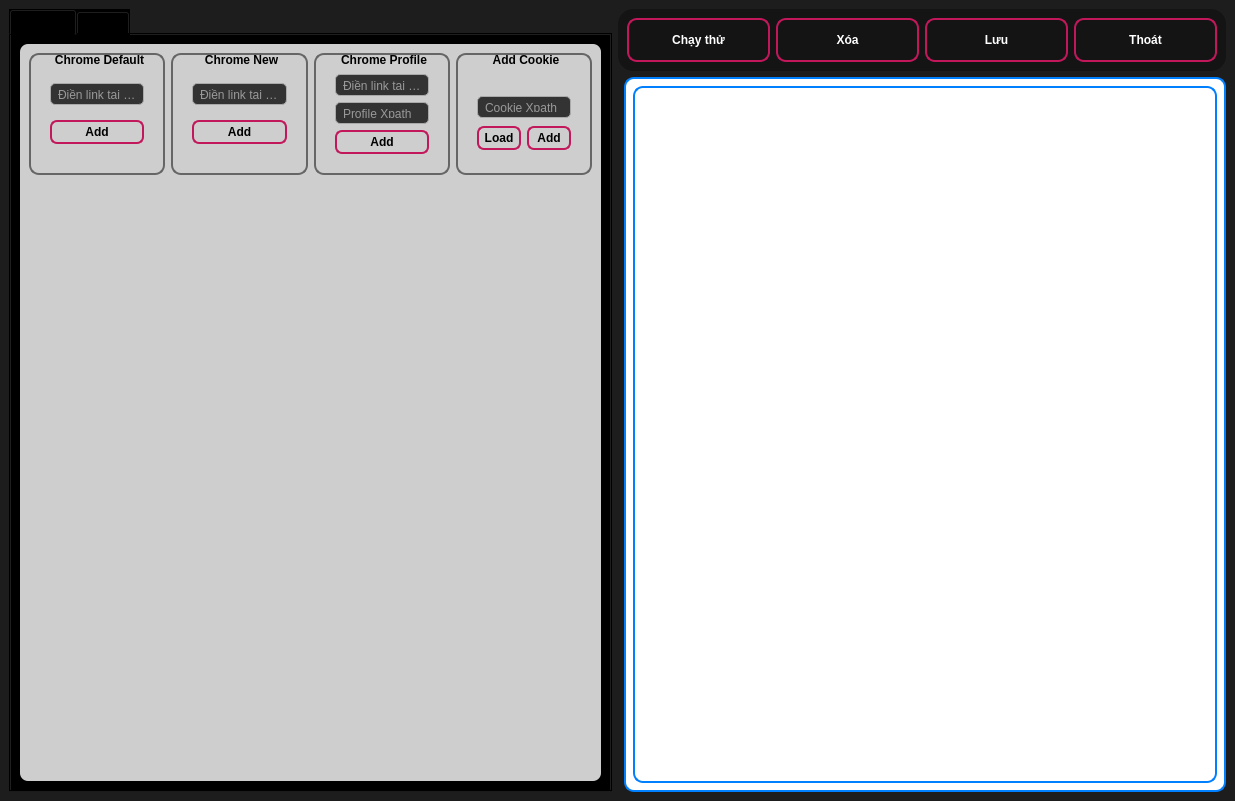
Above: flowapp.ui from hoangks5/socket-tool-manager before the change. Below: the same form after it.
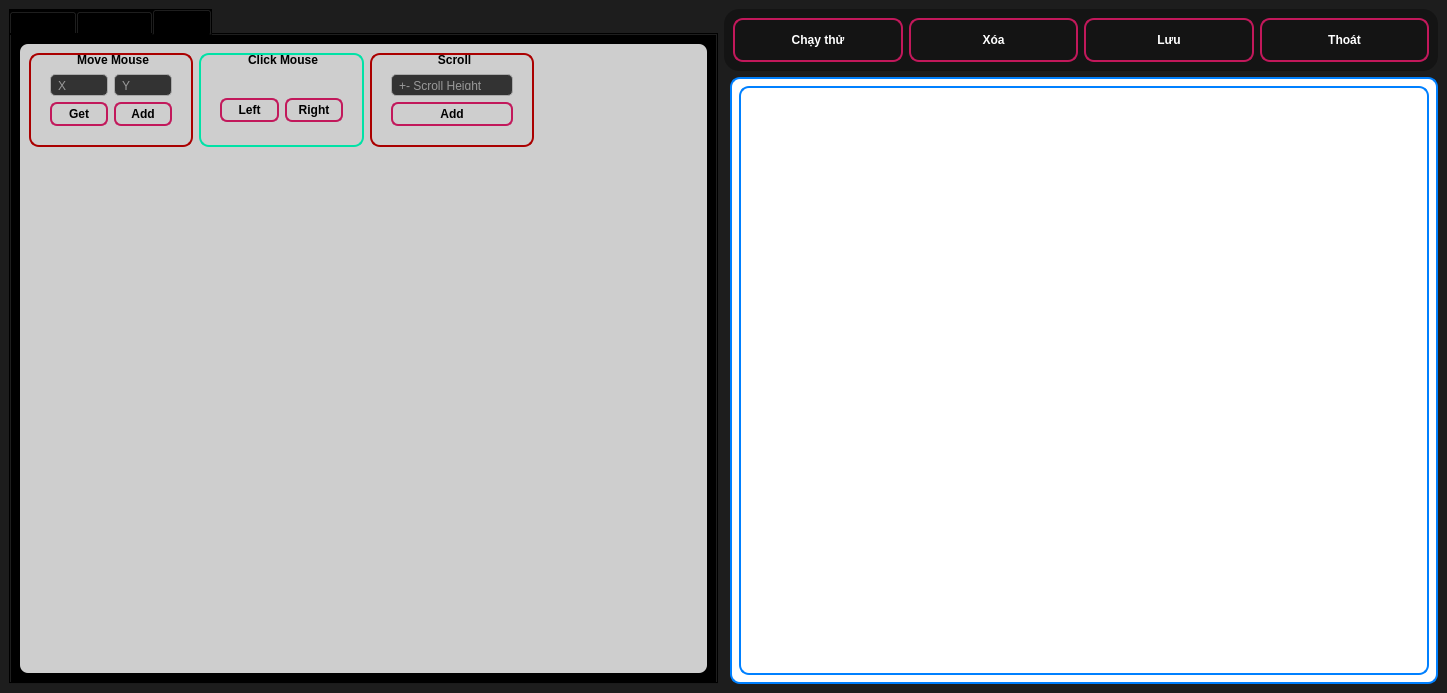
That is the form after the change. The open tabs and pages were chosen to show the change. Icons and pictures are not drawn.

Patch:
```diff
--- a/flowapp.ui
+++ b/flowapp.ui
@@ -6,8 +6,8 @@
    <rect>
     <x>0</x>
     <y>0</y>
-    <width>1235</width>
-    <height>801</height>
+    <width>1447</width>
+    <height>693</height>
    </rect>
   </property>
   <property name="windowTitle">
@@ -294,20 +294,33 @@
                 <string>Chrome Default</string>
                </property>
                <layout class="QGridLayout" name="gridLayout_10">
-                <item row="0" column="0">
+                <item row="1" column="0">
                  <widget class="QLineEdit" name="lineEdit_15">
                   <property name="placeholderText">
                    <string>Điền link tại đây</string>
                   </property>
                  </widget>
                 </item>
-                <item row="1" column="0">
+                <item row="2" column="0">
                  <widget class="QPushButton" name="pushButton_7">
                   <property name="text">
                    <string>Add</string>
                   </property>
                  </widget>
                 </item>
+                <item row="0" column="0">
+                 <spacer name="horizontalSpacer_12">
+                  <property name="orientation">
+                   <enum>Qt::Horizontal</enum>
+                  </property>
+                  <property name="sizeHint" stdset="0">
+                   <size>
+                    <width>40</width>
+                    <height>20</height>
+                   </size>
+                  </property>
+                 </spacer>
+                </item>
                </layout>
               </widget>
              </item>
@@ -365,20 +378,33 @@
                 <string>Chrome New</string>
                </property>
                <layout class="QGridLayout" name="gridLayout_9">
-                <item row="0" column="0">
+                <item row="1" column="0">
                  <widget class="QLineEdit" name="lineEdit_14">
                   <property name="placeholderText">
                    <string>Điền link tại đây</string>
                   </property>
                  </widget>
                 </item>
-                <item row="1" column="0">
+                <item row="2" column="0">
                  <widget class="QPushButton" name="pushButton_6">
                   <property name="text">
                    <string>Add</string>
                   </property>
                  </widget>
                 </item>
+                <item row="0" column="0">
+                 <spacer name="horizontalSpacer_13">
+                  <property name="orientation">
+                   <enum>Qt::Horizontal</enum>
+                  </property>
+                  <property name="sizeHint" stdset="0">
+                   <size>
+                    <width>40</width>
+                    <height>20</height>
+                   </size>
+                  </property>
+                 </spacer>
+                </item>
                </layout>
               </widget>
              </item>
@@ -402,7 +428,7 @@
         </widget>
         <widget class="QWidget" name="tab_2">
          <attribute name="title">
-          <string>Tab 2</string>
+          <string>Keyboard</string>
          </attribute>
          <layout class="QGridLayout" name="gridLayout">
           <item row="0" column="0">
@@ -746,6 +772,283 @@
           </item>
          </layout>
         </widget>
+        <widget class="QWidget" name="tab_3">
+         <attribute name="title">
+          <string>Mouse</string>
+         </attribute>
+         <layout class="QGridLayout" name="gridLayout_5">
+          <item row="0" column="0">
+           <widget class="QWidget" name="widget_7" native="true">
+            <property name="styleSheet">
+             <string notr="true">QWidget{
+background-color: rgb(206, 206, 206);
+border-radius: 8px;
+font: 8pt &quot;MS Reference Sans Serif&quot;;
+width: 10px;
+height: 10px;
+}
+
+
+QPushButton {
+    border-radius: 7px;
+    border: 2px solid #c2185b; /* Màu viền đỏ hồng đậm */
+    background: linear-gradient(145deg, #ff4081, #c2185b); /* Gradient từ hồng nhạt đến đỏ đậm */
+    color: rgb(0, 0, 0);
+    height: 20px;
+    text-align: center; /* Sửa chính tả từ text-algin thành text-align */
+    font-weight: bold; /* Chữ đậm để tạo ấn tượng */
+    box-shadow: 4px 4px 8px rgba(0, 0, 0, 0.3); /* Đổ bóng cho nút bấm */
+}
+
+QPushButton:hover {
+    border: 2px solid #f50057; /* Màu viền hồng sáng hơn khi hover */
+    background:#4A569D; /* Gradient sáng hơn khi hover */
+    color: #ffffff; /* Đảm bảo màu chữ vẫn trắng khi hover */
+    box-shadow: 4px 4px 12px rgba(0, 0, 0, 0.4); /* Đổ bóng nổi bật hơn khi hover */
+}
+
+QPushButton:pressed {
+    background: linear-gradient(145deg, #d81b60, #c2185b); /* Gradient tối hơn khi nhấn */
+    border: 2px solid #b71c1c; /* Màu viền đỏ đậm hơn khi nhấn */
+    box-shadow: inset 4px 4px 8px rgba(0, 0, 0, 0.5); /* Hiệu ứng đổ bóng lõm khi nhấn */
+}</string>
+            </property>
+            <layout class="QGridLayout" name="gridLayout_39">
+             <item row="4" column="0">
+              <spacer name="verticalSpacer_3">
+               <property name="orientation">
+                <enum>Qt::Vertical</enum>
+               </property>
+               <property name="sizeHint" stdset="0">
+                <size>
+                 <width>20</width>
+                 <height>40</height>
+                </size>
+               </property>
+              </spacer>
+             </item>
+             <item row="1" column="0">
+              <widget class="QGroupBox" name="click_8">
+               <property name="cursor">
+                <cursorShape>ArrowCursor</cursorShape>
+               </property>
+               <property name="styleSheet">
+                <string notr="true">QGroupBox {
+    border: 2px solid rgb(170, 0, 0);
+    border-radius: 10px;
+    padding: 10px;
+    color: white;
+    font-weight: bold;
+}
+
+QGroupBox:title {
+    subcontrol-origin: margin;
+    subcontrol-position: top center;
+    padding: 0 10px;
+    background: transparent;
+    color: rgb(0, 0, 0);
+    font-size: 16px;
+}
+
+QGroupBox QLineEdit {
+    border: 1px solid #aaa; /* Đổi màu viền của QLineEdit */
+    border-radius: 5px; /* Làm tròn góc của QLineEdit */
+    padding: 5px; /* Khoảng cách giữa viền và nội dung của QLineEdit */
+    background-color: #333; /* Màu nền của QLineEdit */
+    color: #fff; /* Màu chữ của QLineEdit */
+}</string>
+               </property>
+               <property name="title">
+                <string>Move Mouse</string>
+               </property>
+               <layout class="QGridLayout" name="gridLayout_47">
+                <item row="2" column="0">
+                 <widget class="QPushButton" name="pushButton_65">
+                  <property name="text">
+                   <string>Get</string>
+                  </property>
+                 </widget>
+                </item>
+                <item row="1" column="1">
+                 <widget class="QLineEdit" name="lineEdit_73">
+                  <property name="text">
+                   <string/>
+                  </property>
+                  <property name="placeholderText">
+                   <string>Y</string>
+                  </property>
+                 </widget>
+                </item>
+                <item row="1" column="0">
+                 <widget class="QLineEdit" name="lineEdit_74">
+                  <property name="text">
+                   <string/>
+                  </property>
+                  <property name="placeholderText">
+                   <string>X</string>
+                  </property>
+                 </widget>
+                </item>
+                <item row="2" column="1">
+                 <widget class="QPushButton" name="pushButton_67">
+                  <property name="text">
+                   <string>Add</string>
+                  </property>
+                 </widget>
+                </item>
+               </layout>
+              </widget>
+             </item>
+             <item row="1" column="1">
+              <widget class="QGroupBox" name="sleep_13">
+               <property name="cursor">
+                <cursorShape>ArrowCursor</cursorShape>
+               </property>
+               <property name="styleSheet">
+                <string notr="true">QGroupBox {
+    border: 2px solid rgb(0, 226, 166);
+    border-radius: 10px;
+    padding: 10px;
+    color: white;
+    font-weight: bold;
+}
+
+QGroupBox:title {
+    subcontrol-origin: margin;
+    subcontrol-position: top center;
+    padding: 0 10px;
+    background: transparent;
+    color: rgb(0, 0, 0);
+    font-size: 16px;
+}
+QGroupBox QLineEdit {
+    border: 1px solid #aaa; /* Đổi màu viền của QLineEdit */
+    border-radius: 5px; /* Làm tròn góc của QLineEdit */
+    padding: 5px; /* Khoảng cách giữa viền và nội dung của QLineEdit */
+    background-color: #333; /* Màu nền của QLineEdit */
+    color: #fff; /* Màu chữ của QLineEdit */
+}</string>
+               </property>
+               <property name="title">
+                <string>Click Mouse</string>
+               </property>
+               <layout class="QGridLayout" name="gridLayout_43">
+                <item row="0" column="1">
+                 <spacer name="horizontalSpacer">
+                  <property name="orientation">
+                   <enum>Qt::Horizontal</enum>
+                  </property>
+                  <property name="sizeHint" stdset="0">
+                   <size>
+                    <width>40</width>
+                    <height>20</height>
+                   </size>
+                  </property>
+                 </spacer>
+                </item>
+                <item row="1" column="1">
+                 <widget class="QPushButton" name="pushButton_68">
+                  <property name="text">
+                   <string>Left</string>
+                  </property>
+                 </widget>
+                </item>
+                <item row="1" column="2">
+                 <widget class="QPushButton" name="pushButton_60">
+                  <property name="text">
+                   <string>Right</string>
+                  </property>
+                 </widget>
+                </item>
+                <item row="0" column="2">
+                 <spacer name="horizontalSpacer_2">
+                  <property name="orientation">
+                   <enum>Qt::Horizontal</enum>
+                  </property>
+                  <property name="sizeHint" stdset="0">
+                   <size>
+                    <width>40</width>
+                    <height>20</height>
+                   </size>
+                  </property>
+                 </spacer>
+                </item>
+               </layout>
+              </widget>
+             </item>
+             <item row="1" column="3">
+              <spacer name="horizontalSpacer_8">
+               <property name="orientation">
+                <enum>Qt::Horizontal</enum>
+               </property>
+               <property name="sizeHint" stdset="0">
+                <size>
+                 <width>40</width>
+                 <height>20</height>
+                </size>
+               </property>
+              </spacer>
+             </item>
+             <item row="1" column="2">
+              <widget class="QGroupBox" name="click_10">
+               <property name="cursor">
+                <cursorShape>ArrowCursor</cursorShape>
+               </property>
+               <property name="styleSheet">
+                <string notr="true">QGroupBox {
+    border: 2px solid rgb(170, 0, 0);
+    border-radius: 10px;
+    padding: 10px;
+    color: white;
+    font-weight: bold;
+}
+
+QGroupBox:title {
+    subcontrol-origin: margin;
+    subcontrol-position: top center;
+    padding: 0 10px;
+    background: transparent;
+    color: rgb(0, 0, 0);
+    font-size: 16px;
+}
+
+QGroupBox QLineEdit {
+    border: 1px solid #aaa; /* Đổi màu viền của QLineEdit */
+    border-radius: 5px; /* Làm tròn góc của QLineEdit */
+    padding: 5px; /* Khoảng cách giữa viền và nội dung của QLineEdit */
+    background-color: #333; /* Màu nền của QLineEdit */
+    color: #fff; /* Màu chữ của QLineEdit */
+}</string>
+               </property>
+               <property name="title">
+                <string>Scroll</string>
+               </property>
+               <layout class="QGridLayout" name="gridLayout_48">
+                <item row="1" column="0">
+                 <widget class="QLineEdit" name="lineEdit_75">
+                  <property name="text">
+                   <string/>
+                  </property>
+                  <property name="placeholderText">
+                   <string>+- Scroll Height</string>
+                  </property>
+                 </widget>
+                </item>
+                <item row="2" column="0">
+                 <widget class="QPushButton" name="pushButton_70">
+                  <property name="text">
+                   <string>Add</string>
+                  </property>
+                 </widget>
+                </item>
+               </layout>
+              </widget>
+             </item>
+            </layout>
+           </widget>
+          </item>
+         </layout>
+        </widget>
        </widget>
       </item>
      </layout>
```
Left out of the diff: 196 changed lines with no effect on the pictures.
